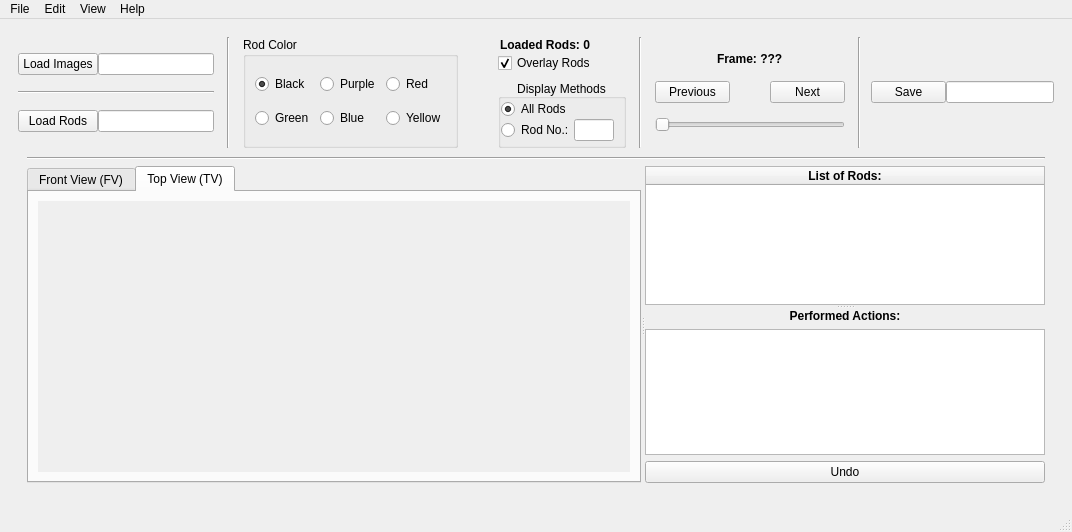
Qt form Python/ui/mainwindow_layout.ui (ANP-Granular/ParticleTracking) before a commit.
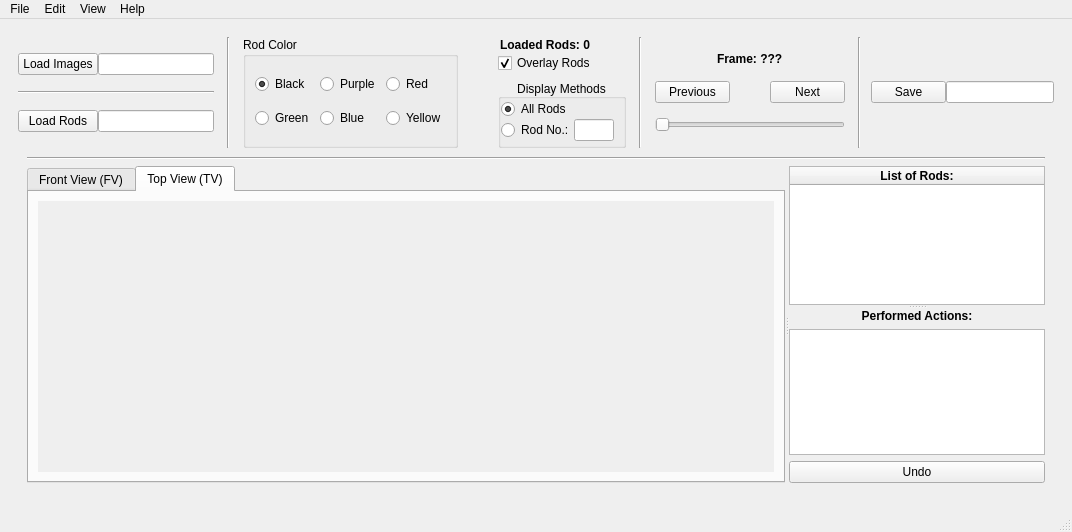
The same form after that commit. The open tabs and pages were chosen to show the change. Icons and pictures are not drawn. Custom widgets are drawn as their Qt base class.

Commit message:
List of rods/actions arbitrarily enlarging
Makes it possible to horizontally enlarge the list of rods splitter side arbitrarily.

```diff
--- a/Python/ui/mainwindow_layout.ui
+++ b/Python/ui/mainwindow_layout.ui
@@ -670,6 +670,12 @@
               <bool>false</bool>
              </property>
              <widget class="QTabWidget" name="camera_tabs">
+              <property name="sizePolicy">
+               <sizepolicy hsizetype="Expanding" vsizetype="Expanding">
+                <horstretch>5</horstretch>
+                <verstretch>0</verstretch>
+               </sizepolicy>
+              </property>
               <property name="currentIndex">
                <number>0</number>
               </property>
@@ -751,8 +757,8 @@
                     <rect>
                      <x>0</x>
                      <y>0</y>
-                     <width>98</width>
-                     <height>32</height>
+                     <width>766</width>
+                     <height>226</height>
                     </rect>
                    </property>
                    <layout class="QVBoxLayout" name="verticalLayout_18">
@@ -816,7 +822,7 @@
                   </property>
                   <property name="maximumSize">
                    <size>
-                    <width>400</width>
+                    <width>16777215</width>
                     <height>16777215</height>
                    </size>
                   </property>
@@ -869,7 +875,7 @@
                      </property>
                      <property name="maximumSize">
                       <size>
-                       <width>400</width>
+                       <width>16777214</width>
                        <height>16777215</height>
                       </size>
                      </property>
@@ -891,7 +897,7 @@
                      </property>
                      <property name="maximumSize">
                       <size>
-                       <width>400</width>
+                       <width>16777215</width>
                        <height>16777215</height>
                       </size>
                      </property>
```
Left out of the diff: 2 changed lines with no effect on the pictures. The commit also changes 1 other file.
